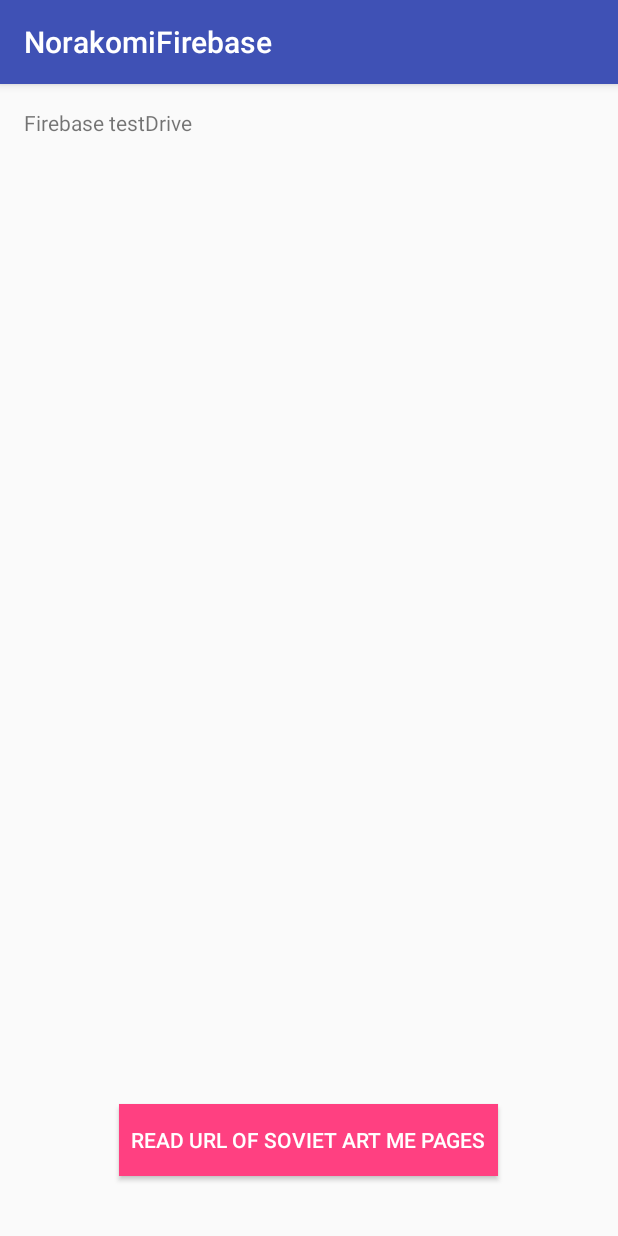
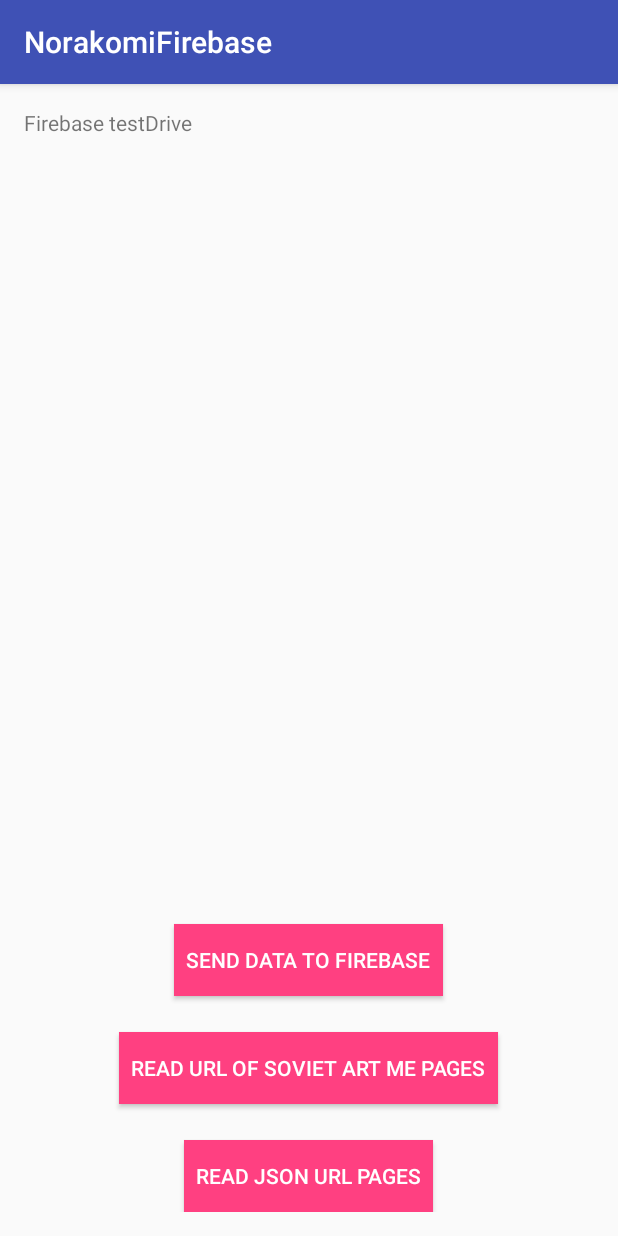
Before and after one commit to RikNorakomi/FirebaseAndroid, an Android app: the screen it shows after launch (MainActivity), on a phone screen of 412 x 824 dp. Run offline under Robolectric (Android 15) with nearby library versions, the phone set to English and light mode, and no system bars; our stand-ins replace Volley; libraries missing offline, so code that uses them is left out: com.firebase.client; 5 statements that could not run were skipped.

Commit message:
* crawled urls now able to be modelled into firebase compatible objects * uploading test poster array to firebase now working

```diff
--- a/app/build.gradle
+++ b/app/build.gradle
@@ -58,4 +58,8 @@ dependencies {
     // retrofit
     compile 'com.squareup.retrofit2:retrofit:2.0.0-beta4'
     compile 'com.squareup.retrofit2:converter-gson:2.0.0-beta4'
+
+
+    // volley
+    compile 'com.mcxiaoke.volley:library:1.0.19'
 }
--- a/app/src/main/java/norakomi/com/norakomifirebase/Constants.java
+++ b/app/src/main/java/norakomi/com/norakomifirebase/Constants.java
@@ -10,6 +10,7 @@ public class Constants {
 
     // fire base object nodes
     public static final String childNodePages = "soviet_art_me_pages";
+    public static final String childNodePosters = "soviet_art_me_posters";
 
 
     /* JSON URLs*/
--- a/app/src/main/res/layout/activity_main.xml
+++ b/app/src/main/res/layout/activity_main.xml
@@ -10,36 +10,61 @@
                 tools:context="norakomi.com.norakomifirebase.MainActivity">
 
     <TextView
-        android:layout_alignParentTop="true"
         android:id="@+id/helloWorld"
         android:layout_width="wrap_content"
         android:layout_height="wrap_content"
-        android:text="Firebase testDrive" />
+        android:layout_alignParentTop="true"
+        android:text="Firebase testDrive"/>
 
     <Button
-        android:id="@+id/button"
-        android:layout_alignParentBottom="true"
-        android:onClick="buttonClicked"
-        android:layout_marginBottom="24dp"
+        android:id="@+id/buttonSendDataToFirebase"
         android:layout_width="wrap_content"
         android:layout_height="wrap_content"
+        android:layout_above="@+id/buttonCrawl"
+        android:layout_centerHorizontal="true"
+        android:layout_marginBottom="24dp"
+        android:background="@color/colorAccent"
+        android:onClick="buttonSendDataToFirebase"
+        android:padding="8dp"
+        android:text="send data to firebase"
+        android:textColor="#fff"
+        android:textSize="14sp"/>
+
+    <Button
+        android:id="@+id/buttonCrawl"
+        android:layout_width="wrap_content"
+        android:layout_height="wrap_content"
+        android:layout_above="@+id/buttonReadJson"
+        android:layout_centerHorizontal="true"
+        android:layout_marginBottom="24dp"
+        android:background="@color/colorAccent"
+        android:onClick="buttonCrawlPagesClicked"
+        android:padding="8dp"
+        android:text="read url of soviet art me pages"
+        android:textColor="#fff"
+        android:textSize="14sp"/>
+
+    <Button
+        android:id="@+id/buttonReadJson"
+        android:layout_width="wrap_content"
+        android:layout_height="wrap_content"
+        android:layout_alignParentBottom="true"
         android:layout_centerHorizontal="true"
         android:background="@color/colorAccent"
+        android:onClick="buttonReadJsonClicked"
         android:padding="8dp"
-        android:textSize="14sp"
+        android:text="Read JSON url pages"
         android:textColor="#fff"
-        android:text="read url of soviet art me pages" />
+        android:textSize="14sp"/>
 
     <TextView
         android:id="@+id/resultView"
         android:layout_width="match_parent"
         android:layout_height="match_parent"
+        android:layout_above="@id/buttonCrawl"
         android:layout_below="@id/helloWorld"
-        android:scrollbars="vertical"
-        android:layout_above="@id/button"
-        android:padding="8dp" />
-
-
+        android:padding="8dp"
+        android:scrollbars="vertical"/>
 
 
 </RelativeLayout>
```
Also changed, not shown: app/src/main/java/norakomi/com/norakomifirebase/FirebaseManager.java (+51 -0 lines), app/src/main/java/norakomi/com/norakomifirebase/JSoup/ParseUrl.java (+25 -21 lines), app/src/main/java/norakomi/com/norakomifirebase/MainActivity.java (+96 -74 lines), app/src/main/java/norakomi/com/norakomifirebase/SovietArtMeCrawler.java (+28 -1 lines), app/src/main/java/norakomi/com/norakomifirebase/models/SovietArtMePage.java (+40 -1 lines), app/src/main/java/norakomi/com/norakomifirebase/networking/VolleyJsonRequest.java (added, +77 -0 lines). Lines whose indentation alone changed are shown as unchanged.
